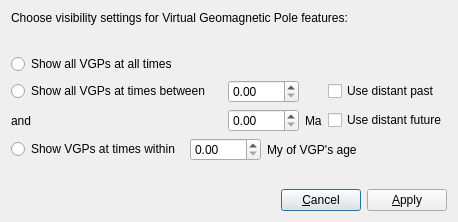
GPlates/GPlates, file src/qt-widgets/SetVGPVisibilityDialogUi.ui: the form before one commit.
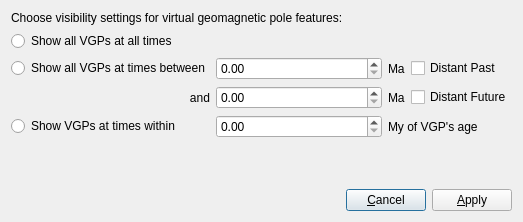
The form after the commit.

The edit to the form file:
```diff
--- a/src/qt-widgets/SetVGPVisibilityDialogUi.ui
+++ b/src/qt-widgets/SetVGPVisibilityDialogUi.ui
@@ -4,128 +4,153 @@
   <property name="windowModality" >
    <enum>Qt::NonModal</enum>
   </property>
-  <property name="geometry" >
+  <property name="geometry">
    <rect>
     <x>0</x>
     <y>0</y>
-    <width>416</width>
+    <width>523</width>
     <height>222</height>
    </rect>
   </property>
   <property name="windowTitle" >
    <string>Set VGP Visibility</string>
   </property>
-  <layout class="QGridLayout" >
-   <item row="0" column="0" colspan="3" >
-    <widget class="QLabel" name="label_description" >
-     <property name="text" >
-      <string>Choose visibility settings for Virtual Geomagnetic Pole features:</string>
+  <layout class="QVBoxLayout" name="verticalLayout">
+   <item>
+    <widget class="QLabel" name="label_description">
+     <property name="text">
+      <string>Choose visibility settings for virtual geomagnetic pole features:</string>
      </property>
     </widget>
    </item>
-   <item row="1" column="0" colspan="3" >
-    <spacer>
-     <property name="orientation" >
-      <enum>Qt::Vertical</enum>
-     </property>
-     <property name="sizeHint" >
-      <size>
-       <width>374</width>
-       <height>16</height>
-      </size>
-     </property>
-    </spacer>
-   </item>
-   <item row="2" column="0" colspan="3" >
-    <layout class="QGridLayout" >
-     <item row="0" column="0" colspan="2" >
-      <widget class="QRadioButton" name="radiobutton_always_visible" >
-       <property name="text" >
+   <item>
+    <layout class="QGridLayout" name="gridLayout">
+     <item row="0" column="0">
+      <widget class="QRadioButton" name="radiobutton_always_visible">
+       <property name="text">
         <string>Show all VGPs at all times</string>
        </property>
       </widget>
      </item>
-     <item row="1" column="0" colspan="2" >
-      <widget class="QRadioButton" name="radiobutton_time_window" >
-       <property name="text" >
+     <item row="0" column="1" colspan="3">
+      <spacer name="horizontalSpacer_3">
+       <property name="orientation">
+        <enum>Qt::Horizontal</enum>
+       </property>
+       <property name="sizeHint" stdset="0">
+        <size>
+         <width>208</width>
+         <height>20</height>
+        </size>
+       </property>
+      </spacer>
+     </item>
+     <item row="1" column="0">
+      <widget class="QRadioButton" name="radiobutton_time_window">
+       <property name="text">
         <string>Show all VGPs at times between</string>
        </property>
       </widget>
      </item>
-     <item row="1" column="2" colspan="2" >
-      <widget class="QDoubleSpinBox" name="spinbox_begin" >
-       <property name="maximum" >
+     <item row="1" column="1">
+      <widget class="QDoubleSpinBox" name="spinbox_begin">
+       <property name="sizePolicy">
+        <sizepolicy hsizetype="MinimumExpanding" vsizetype="Fixed">
+         <horstretch>0</horstretch>
+         <verstretch>0</verstretch>
+        </sizepolicy>
+       </property>
+       <property name="maximum">
         <double>1000.000000000000000</double>
        </property>
       </widget>
      </item>
-     <item row="1" column="5" >
-      <widget class="QCheckBox" name="checkbox_past" >
-       <property name="text" >
-        <string>Use distant past</string>
+     <item row="1" column="2">
+      <widget class="QLabel" name="label_4">
+       <property name="text">
+        <string>Ma</string>
        </property>
       </widget>
      </item>
-     <item row="2" column="0" colspan="2" >
-      <widget class="QLabel" name="label" >
-       <property name="layoutDirection" >
-        <enum>Qt::RightToLeft</enum>
+     <item row="1" column="3">
+      <widget class="QCheckBox" name="checkbox_past">
+       <property name="text">
+        <string>Distant Past</string>
        </property>
-       <property name="text" >
+      </widget>
+     </item>
+     <item row="2" column="0">
+      <widget class="QLabel" name="label">
+       <property name="text">
         <string>and</string>
        </property>
+       <property name="alignment">
+        <set>Qt::AlignRight|Qt::AlignTrailing|Qt::AlignVCenter</set>
+       </property>
       </widget>
      </item>
-     <item row="2" column="2" colspan="2" >
-      <widget class="QDoubleSpinBox" name="spinbox_end" >
-       <property name="maximum" >
+     <item row="2" column="1">
+      <widget class="QDoubleSpinBox" name="spinbox_end">
+       <property name="sizePolicy">
+        <sizepolicy hsizetype="MinimumExpanding" vsizetype="Fixed">
+         <horstretch>0</horstretch>
+         <verstretch>0</verstretch>
+        </sizepolicy>
+       </property>
+       <property name="maximum">
         <double>1000.000000000000000</double>
        </property>
       </widget>
      </item>
-     <item row="2" column="4" >
-      <widget class="QLabel" name="label_2" >
-       <property name="text" >
+     <item row="2" column="2">
+      <widget class="QLabel" name="label_2">
+       <property name="text">
         <string>Ma</string>
        </property>
       </widget>
      </item>
-     <item row="2" column="5" >
-      <widget class="QCheckBox" name="checkbox_future" >
-       <property name="text" >
-        <string>Use distant future</string>
+     <item row="2" column="3">
+      <widget class="QCheckBox" name="checkbox_future">
+       <property name="text">
+        <string>Distant Future</string>
        </property>
       </widget>
      </item>
-     <item row="3" column="0" >
-      <widget class="QRadioButton" name="radiobutton_delta_t_around_age" >
-       <property name="text" >
+     <item row="3" column="0">
+      <widget class="QRadioButton" name="radiobutton_delta_t_around_age">
+       <property name="text">
         <string>Show VGPs at times within </string>
        </property>
       </widget>
      </item>
-     <item row="3" column="1" colspan="2" >
-      <widget class="QDoubleSpinBox" name="spinbox_delta" >
-       <property name="maximum" >
+     <item row="3" column="1">
+      <widget class="QDoubleSpinBox" name="spinbox_delta">
+       <property name="sizePolicy">
+        <sizepolicy hsizetype="MinimumExpanding" vsizetype="Fixed">
+         <horstretch>0</horstretch>
+         <verstretch>0</verstretch>
+        </sizepolicy>
+       </property>
+       <property name="maximum">
         <double>1000.000000000000000</double>
        </property>
       </widget>
      </item>
-     <item row="3" column="3" colspan="3" >
-      <widget class="QLabel" name="label_3" >
-       <property name="text" >
+     <item row="3" column="2" colspan="2">
+      <widget class="QLabel" name="label_3">
+       <property name="text">
         <string>My of VGP's age</string>
        </property>
       </widget>
      </item>
     </layout>
    </item>
-   <item row="3" column="0" colspan="3" >
+   <item>
     <spacer>
-     <property name="orientation" >
+     <property name="orientation">
       <enum>Qt::Vertical</enum>
      </property>
-     <property name="sizeHint" >
+     <property name="sizeHint" stdset="0">
       <size>
        <width>374</width>
        <height>16</height>
@@ -133,32 +158,36 @@
      </property>
     </spacer>
    </item>
-   <item row="4" column="0" >
-    <spacer>
-     <property name="orientation" >
-      <enum>Qt::Horizontal</enum>
-     </property>
-     <property name="sizeHint" >
-      <size>
-       <width>40</width>
-       <height>20</height>
-      </size>
-     </property>
-    </spacer>
-   </item>
-   <item row="4" column="1" >
-    <widget class="QPushButton" name="button_cancel" >
-     <property name="text" >
-      <string>&amp;Cancel</string>
-     </property>
-    </widget>
-   </item>
-   <item row="4" column="2" >
-    <widget class="QPushButton" name="button_apply" >
-     <property name="text" >
-      <string>&amp;Apply</string>
-     </property>
-    </widget>
+   <item>
+    <layout class="QHBoxLayout" name="horizontalLayout">
+     <item>
+      <spacer>
+       <property name="orientation">
+        <enum>Qt::Horizontal</enum>
+       </property>
+       <property name="sizeHint" stdset="0">
+        <size>
+         <width>40</width>
+         <height>20</height>
+        </size>
+       </property>
+      </spacer>
+     </item>
+     <item>
+      <widget class="QPushButton" name="button_cancel">
+       <property name="text">
+        <string>&amp;Cancel</string>
+       </property>
+      </widget>
+     </item>
+     <item>
+      <widget class="QPushButton" name="button_apply">
+       <property name="text">
+        <string>&amp;Apply</string>
+       </property>
+      </widget>
+     </item>
+    </layout>
    </item>
   </layout>
  </widget>
```
Left out of the diff: 9 changed lines with no effect on the pictures.
